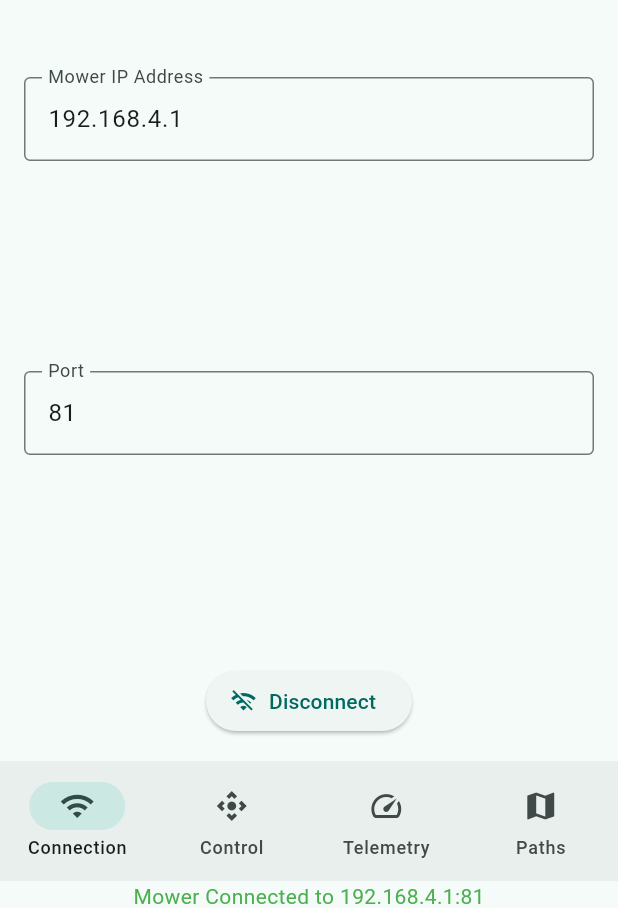
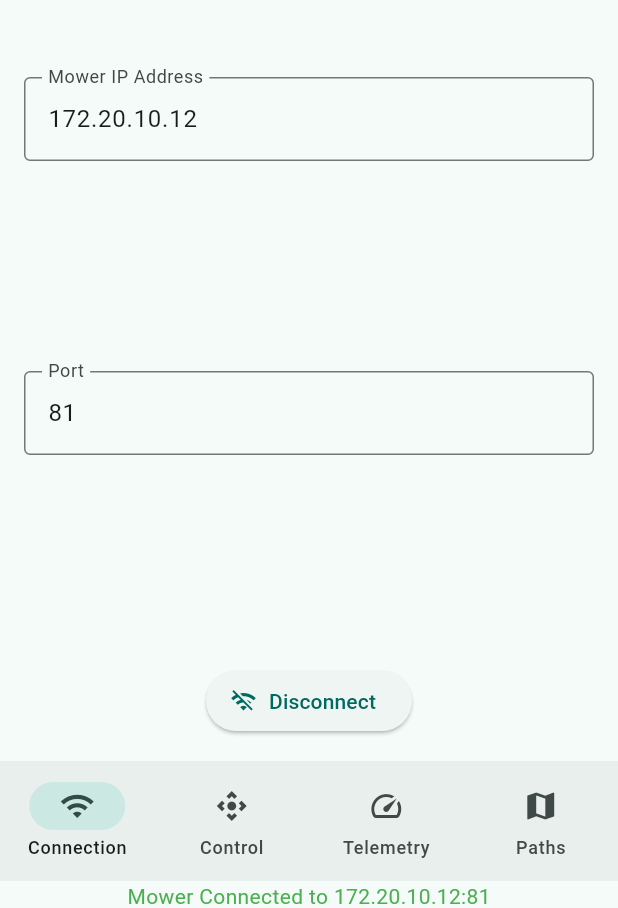
Before and after one commit to danieldfgro2000/mower_bot, a Flutter app: the screen it shows after launch, after a tap on "Connect", on a phone screen of 412 x 824 dp. Shown: the part 325-1233 px from the top of the screen. Run offline on Flutter 3.47's test engine with Material 3 defaults, Android fonts, the phone set to English and light mode, and no system bars; our stand-ins replace equatable, fl_chart, flutter_bloc, get_it; missing offline and left inert: flutter_joystick; network calls fail.

Commit message:
ws connection ok

```diff
--- a/lib/core/network/websocket_client.dart
+++ b/lib/core/network/websocket_client.dart
@@ -8,7 +8,7 @@ typedef MessageHandler = void Function(Map<String, dynamic> message);
 
 abstract class IWebSocketClient {
   Stream<Map<String, dynamic>> get messages;
-  Future<void> connect(String uri);
+  Future<void> connect(Uri uri);
   Future<void> disconnect();
   void send(Map<String, dynamic> message);
   bool get isConnected;
@@ -27,10 +27,10 @@ class WebSocketClient implements IWebSocketClient {
   Stream<Map<String, dynamic>> get messages => _controller.stream;
 
   @override
-  Future<void> connect(String uri) async {
+  Future<void> connect(Uri uri) async {
     try {
       print("Connecting to WebSocket at $uri");
-      _channel = WebSocketChannel.connect(Uri.parse(uri));
+      _channel = WebSocketChannel.connect(uri);
       _isConnected = true;
 
       _channel!.stream.listen(
--- a/lib/features/connection/data/repositories/connection_repository_impl.dart
+++ b/lib/features/connection/data/repositories/connection_repository_impl.dart
@@ -15,10 +15,14 @@ class MowerConnectionRepositoryImpl implements MowerConnectionRepository {
 
   @override
   Future<void> connect(String ipAddress, int port) async {
-    final url = 'ws://$ipAddress:$port';
+    final uri = Uri(
+        scheme:'ws',
+        host: ipAddress,
+        port:port,
+        path:'/');
     print('connecting to mower');
     try {
-      await  _webSocketClient.connect(url);
+      await  _webSocketClient.connect(uri);
       _ipAddress = ipAddress;
       _port = port;
       _controller.add(true);
@@ -51,9 +55,13 @@ class MowerConnectionRepositoryImpl implements MowerConnectionRepository {
   int? get port => _port; // Getter for port
 
   @override
-  Future<String?> getTelemetryUrl() async {
+  Future<Uri?> getTelemetryUrl() async {
     return (_ipAddress != null && _port != null)
-        ? 'ws://$_ipAddress:$_port'
+        ? Uri(
+            scheme: 'ws',
+            host: _ipAddress,
+            port: port,
+            path: '/')
         : null;
   }
 
--- a/lib/features/connection/domain/repositories/connection_repository.dart
+++ b/lib/features/connection/domain/repositories/connection_repository.dart
@@ -2,7 +2,7 @@ abstract class MowerConnectionRepository {
   Future<void> connect(String ipAddress, int port);
   Future<void> disconnect();
   Future<bool> checkConnectionStatus();
-  Future<String?> getTelemetryUrl();
+  Future<Uri?> getTelemetryUrl();
   Stream<bool> connectionChanges();
   Stream<bool> get connectionStatusStream;
 }
--- a/lib/features/connection/domain/usecases/get_telemetry_url_usecase.dart
+++ b/lib/features/connection/domain/usecases/get_telemetry_url_usecase.dart
@@ -4,5 +4,5 @@ class GetTelemetryUrlUseCase {
   final MowerConnectionRepository _repository;
   GetTelemetryUrlUseCase(this._repository);
 
-  Future<String?> call() => _repository.getTelemetryUrl();
+  Future<Uri?> call() => _repository.getTelemetryUrl();
 }
--- a/lib/features/connection/presentation/pages/connection_page.dart
+++ b/lib/features/connection/presentation/pages/connection_page.dart
@@ -14,7 +14,7 @@ class ConnectionPage extends StatefulWidget {
 }
 
 class _ConnectionPageState extends State<ConnectionPage> {
-  final ipController = TextEditingController(text: '192.168.4.1');
+  final ipController = TextEditingController(text: '172.20.10.12');
   final portController = TextEditingController(text: '81');
 
   @override
--- a/lib/features/telemetry/data/datasources/telemetry_remote_datasource.dart
+++ b/lib/features/telemetry/data/datasources/telemetry_remote_datasource.dart
@@ -6,7 +6,7 @@ import 'package:mower_bot/features/telemetry/data/models/telemetry_model.dart';
 import 'package:web_socket_channel/web_socket_channel.dart';
 
 abstract class TelemetryRemoteDataSource {
-  Stream<TelemetryModel> streamTelemetry(String wsUrl);
+  Stream<TelemetryModel> streamTelemetry(Uri wsUrl);
 }
 
 class TelemetryRemoteDataSourceImpl implements TelemetryRemoteDataSource {
@@ -14,10 +14,11 @@ class TelemetryRemoteDataSourceImpl implements TelemetryRemoteDataSource {
   TelemetryRemoteDataSourceImpl(this._webSocketClient);
 
   @override
-  Stream<TelemetryModel> streamTelemetry(String wsUrl) async* {
+  Stream<TelemetryModel> streamTelemetry(Uri wsUrl) async* {
     try {
       await _webSocketClient.connect(wsUrl);
       await for (final message in _webSocketClient.messages) {
+        print('Received telemetry message: $message');
         try {
           yield TelemetryModel.fromJson(message);
         } catch (e) {
--- a/lib/features/telemetry/data/repositories/telemetry_repository_impl.dart
+++ b/lib/features/telemetry/data/repositories/telemetry_repository_impl.dart
@@ -8,7 +8,7 @@ class TelemetryRepositoryImpl implements TelemetryRepository {
   TelemetryRepositoryImpl(this.remoteDataSource);
 
   @override
-  Stream<TelemetryEntity> getTelemetryStream(String wsUrl) {
+  Stream<TelemetryEntity> getTelemetryStream(Uri wsUrl) {
     return remoteDataSource.streamTelemetry(wsUrl);
   }
 }
--- a/lib/features/telemetry/domain/repository/telemetry_repository.dart
+++ b/lib/features/telemetry/domain/repository/telemetry_repository.dart
@@ -1,5 +1,5 @@
 import 'package:mower_bot/features/telemetry/domain/entities/telemetry_entity.dart';
 
 abstract class TelemetryRepository {
-  Stream<TelemetryEntity> getTelemetryStream(String wsUrl);
+  Stream<TelemetryEntity> getTelemetryStream(Uri wsUrl);
 }
--- a/lib/features/telemetry/domain/usecases/get_telemetry_use_case.dart
+++ b/lib/features/telemetry/domain/usecases/get_telemetry_use_case.dart
@@ -7,5 +7,5 @@ class GetTelemetryUseCase {
 
   GetTelemetryUseCase(this.repository);
 
-  Stream<TelemetryEntity> call(String wsUrl) => repository.getTelemetryStream(wsUrl);
+  Stream<TelemetryEntity> call(Uri wsUrl) => repository.getTelemetryStream(wsUrl);
 }
--- a/lib/features/telemetry/presentation/bloc/telemetry_event.dart
+++ b/lib/features/telemetry/presentation/bloc/telemetry_event.dart
@@ -7,7 +7,7 @@ abstract class TelemetryEvent extends Equatable {
 }
 
 class StartTelemetry extends TelemetryEvent {
-  final String wsUrl;
+  final Uri wsUrl;
 
   StartTelemetry({required this.wsUrl});
 
```
Also changed, not shown: lib/features/telemetry/data/models/telemetry_model.dart (+15 -0 lines).
